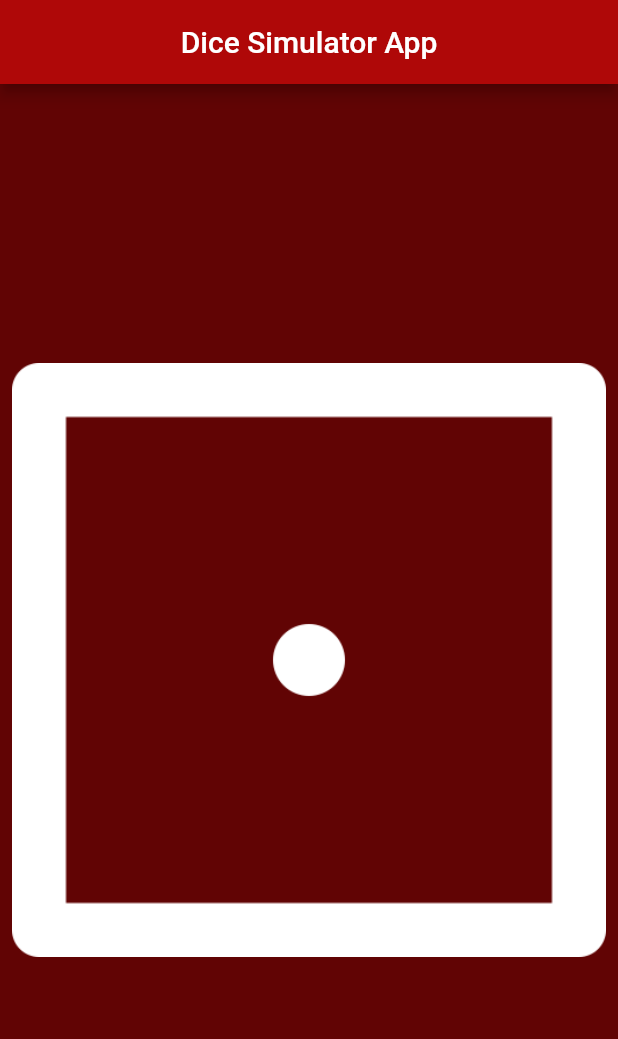
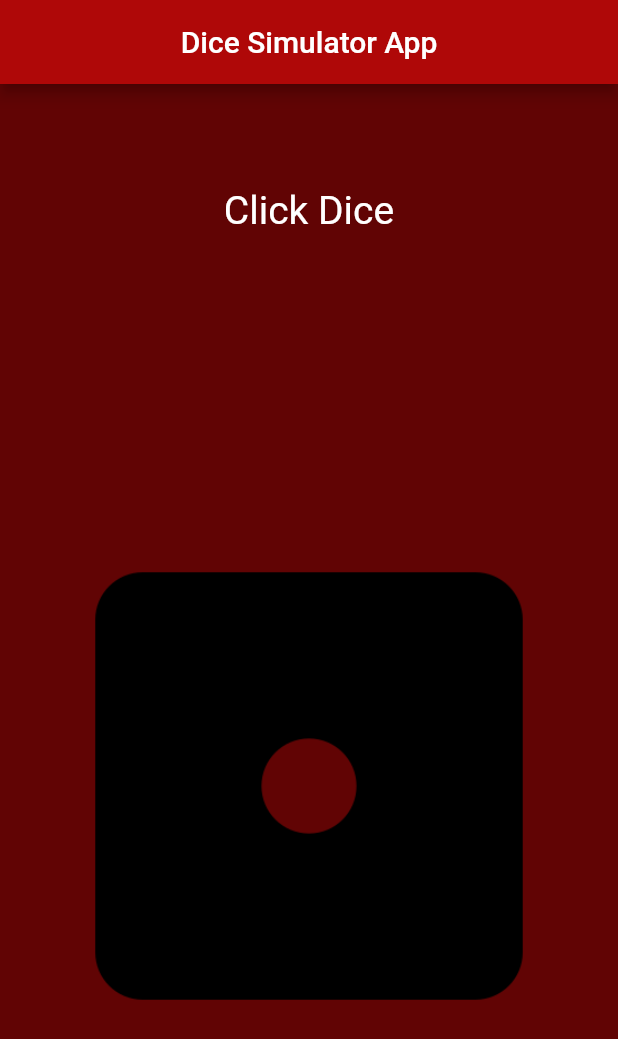
Before and after one commit to deepraj02/DiceSimulator-Flutter, a Flutter app: the screen it shows after launch, on a phone screen of 412 x 824 dp. Shown: the top 1039 px of the screen. Run offline on Flutter 3.47's test engine with Material 2 defaults, Android fonts, the phone set to English and light mode, and no system bars.

Commit message:
Changes in UI

```diff
--- a/lib/main.dart
+++ b/lib/main.dart
@@ -32,11 +32,25 @@ class _diceSimulatorState extends State<diceSimulator> {
   @override
   Widget build(BuildContext context) {
     return Center(
-      child: Row(
+      child: Column(
+        mainAxisAlignment: MainAxisAlignment.spaceAround,
         children: <Widget>[
           Expanded(
+            child: Center(
+              child: Text(
+                "Click Dice",
+                style: TextStyle(
+                  color: Colors.white,
+                  fontSize: 26,
+                ),
+              ),
+            ),
+          ),
+          Container(
+            height: 600,
+            child: Expanded(
               //Used to resize elements acc to screen
-            child: TextButton(
+              child: FlatButton(
                 onPressed: () {
                   diceFaceChanger();
                 },
@@ -45,6 +59,8 @@ class _diceSimulatorState extends State<diceSimulator> {
                 ),
               ),
             ),
+          ),
+
           /* Expanded(
             //Used to resize elements acc to screen
             child: TextButton(
```
Also changed, not shown: images/dice1.png, images/dice2.png, images/dice3.png, images/dice4.png, images/dice5.png, images/dice6.png. Lines whose indentation alone changed are shown as unchanged.
